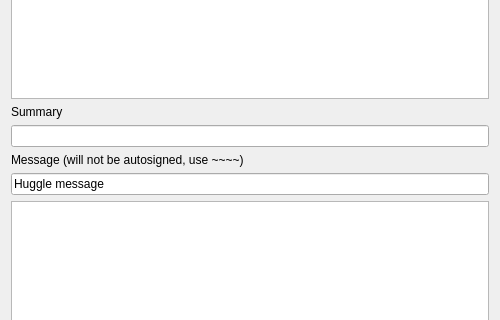
Qt form md/deliveryform.ui (huggle/mass-delivery) before a commit; both pictures show x 0 to 500 and y 123 to 443 of the 500 by 555 pixel window.
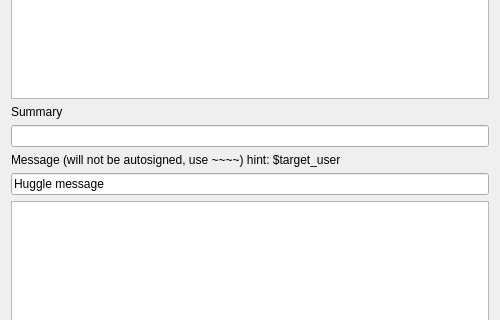
The same form after that commit.

```diff
--- a/md/deliveryform.ui
+++ b/md/deliveryform.ui
@@ -37,7 +37,7 @@
    <item>
     <widget class="QLabel" name="label_2">
      <property name="text">
-      <string>Message (will not be autosigned, use ~~~~)</string>
+      <string>Message (will not be autosigned, use ~~~~) hint: $target_user</string>
      </property>
     </widget>
    </item>
```
